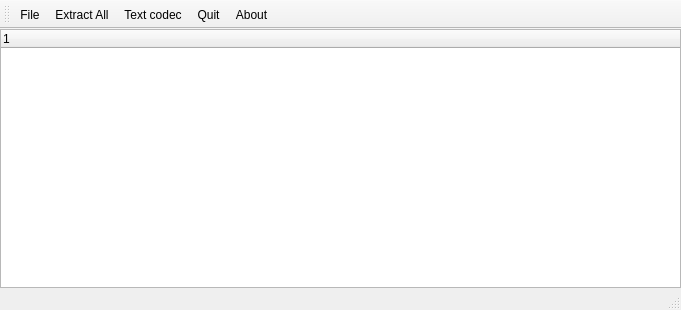
Above: mainwindow.ui from ipr/qLhaTool before the change. Below: the same form after it.
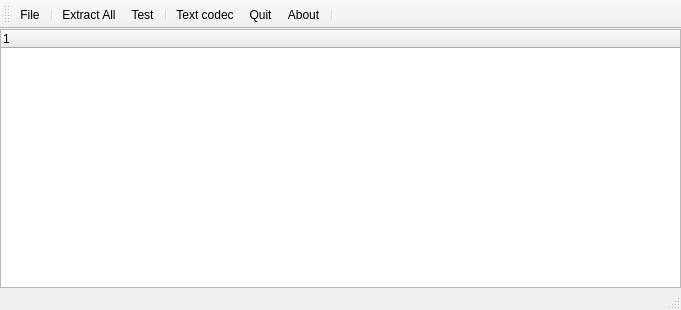
That is the form after the change.

Commit message: action to test archive extraction (no output), verify integrity

What changed in the file:
```diff
--- a/mainwindow.ui
+++ b/mainwindow.ui
@@ -44,10 +44,14 @@
     <bool>false</bool>
    </attribute>
    <addaction name="actionFile"/>
+   <addaction name="separator"/>
    <addaction name="actionExtractAll"/>
+   <addaction name="actionTest"/>
+   <addaction name="separator"/>
    <addaction name="actionTextCodec"/>
    <addaction name="actionQuit"/>
    <addaction name="actionAbout"/>
+   <addaction name="separator"/>
   </widget>
   <widget class="QStatusBar" name="statusBar"/>
   <action name="actionFile">
@@ -87,6 +91,17 @@
     <string>Text codec</string>
    </property>
   </action>
+  <action name="actionTest">
+   <property name="text">
+    <string>&amp;Test</string>
+   </property>
+   <property name="toolTip">
+    <string>Test extraction</string>
+   </property>
+   <property name="shortcut">
+    <string>T</string>
+   </property>
+  </action>
  </widget>
  <layoutdefault spacing="6" margin="11"/>
  <resources/>
```
The commit also changes 2 other files.
